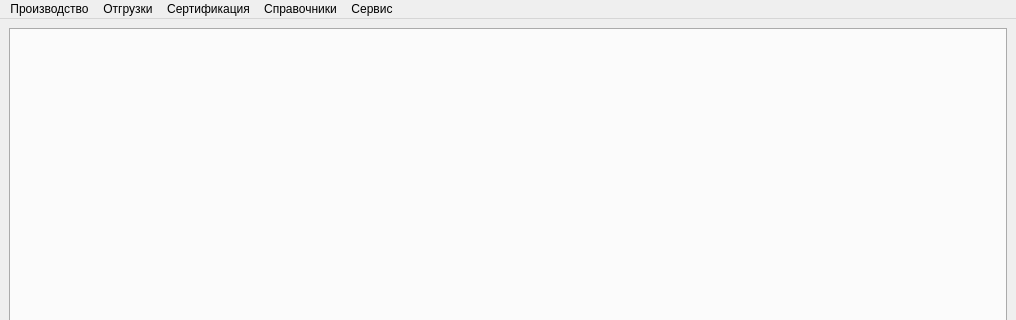
Qt form mainwindow.ui (Sergeyego/el_sert) before a commit; both pictures show x 0 to 1016 and y 0 to 320 of the 1016 by 722 pixel window.
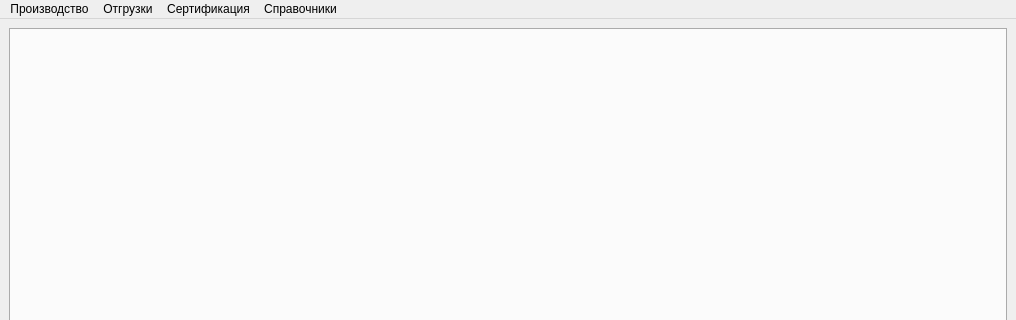
The same form after that commit.

```diff
--- a/mainwindow.ui
+++ b/mainwindow.ui
@@ -70,17 +70,10 @@
     <addaction name="actionType"/>
     <addaction name="actionPos"/>
    </widget>
-   <widget class="QMenu" name="menu_5">
-    <property name="title">
-     <string>Сервис</string>
-    </property>
-    <addaction name="actionUpd"/>
-   </widget>
    <addaction name="menu"/>
    <addaction name="menu_2"/>
    <addaction name="menu_3"/>
    <addaction name="menu_4"/>
-   <addaction name="menu_5"/>
   </widget>
   <action name="actionPart">
    <property name="checked">
```
Left out of the diff: 1 changed line with no effect on the pictures.
